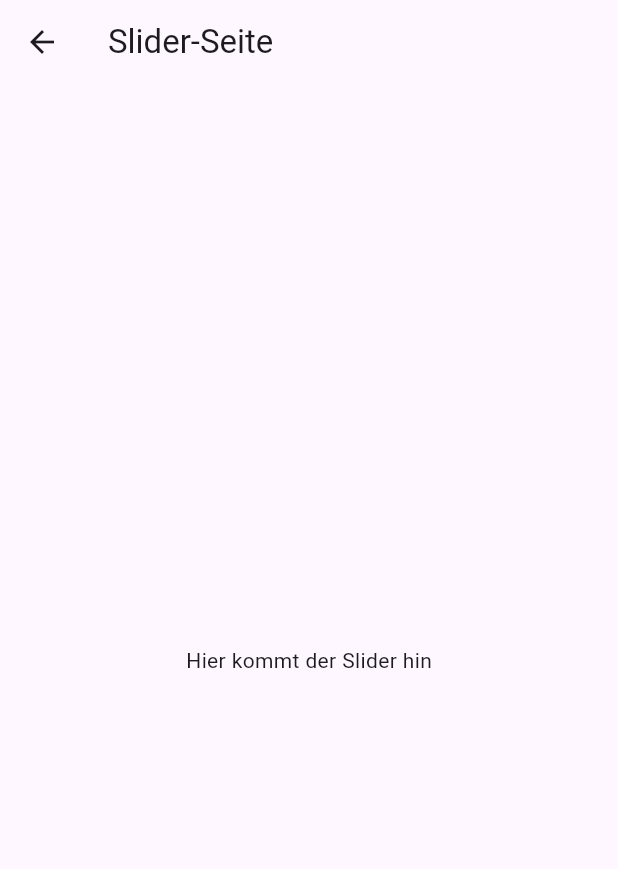
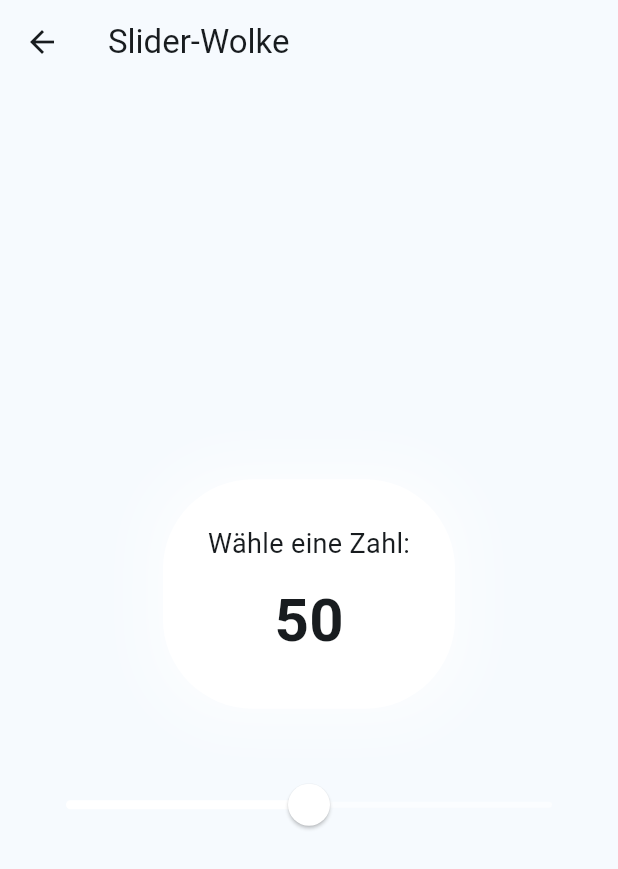
Before and after one commit to fatmaipk/portfolio_5568020, a Flutter app: the screen it shows after launch, after a tap on "Slider-Seite", on a phone screen of 412 x 824 dp. Shown: the top 869 px of the screen. Run offline on Flutter 3.47's test engine with Material 3 defaults, Android fonts, the light colour scheme and no system bars.

Commit message:
Arbeit bis heute gespeichert

```diff
--- a/lib/main.dart
+++ b/lib/main.dart
@@ -18,7 +18,8 @@
       debugShowCheckedModeBanner: false,
       title: 'Portfolio von Fatma',
       theme: ThemeData(
-        colorScheme: ColorScheme.fromSeed(seedColor: Colors.deepPurple),
+        colorScheme: ColorScheme.fromSeed(seedColor: Colors.lightBlueAccent),
+        useMaterial3: true,
       ),
       home: const HomePage(),
       routes: {
--- a/lib/pages/home_page.dart
+++ b/lib/pages/home_page.dart
@@ -6,7 +6,12 @@ class HomePage extends StatelessWidget {
   @override
   Widget build(BuildContext context) {
     return Scaffold(
-      appBar: AppBar(title: const Text('Willkommen im Portfolio von Fatma')),
+      backgroundColor: Colors.lightBlueAccent, // <-- HIER eingefügt
+      appBar: AppBar(
+        title: const Text('Willkommen im Portfolio von Fatma'),
+        backgroundColor: Colors.lightBlueAccent,
+        elevation: 0,
+      ),
       body: ListView(
         children: [
           ListTile(
--- a/lib/pages/settings_page.dart
+++ b/lib/pages/settings_page.dart
@@ -6,8 +6,18 @@ class SettingsPage extends StatelessWidget {
   @override
   Widget build(BuildContext context) {
     return Scaffold(
-      appBar: AppBar(title: const Text('Einstellungen')),
-      body: const Center(child: Text('Hier kommen Checkboxen und Switches hin')),
+      backgroundColor: Colors.lightBlueAccent, // hellblauer Hintergrund
+      appBar: AppBar(
+        title: const Text('Einstellungen'),
+        backgroundColor: Colors.lightBlueAccent, // AppBar auch blau
+        elevation: 0,
+      ),
+      body: const Center(
+        child: Text(
+          'Hier kommen die Einstellungen hin',
+          style: TextStyle(fontSize: 18, color: Colors.white),
+        ),
+      ),
     );
   }
 }
--- a/lib/pages/slider_page.dart
+++ b/lib/pages/slider_page.dart
@@ -1,13 +1,84 @@
 import 'package:flutter/material.dart';
 
-class SliderPage extends StatelessWidget {
+class SliderPage extends StatefulWidget {
   const SliderPage({super.key});
+
+  @override
+  State<SliderPage> createState() => _SliderPageState();
+}
+
+class _SliderPageState extends State<SliderPage> {
+  double _value = 50;
 
   @override
   Widget build(BuildContext context) {
     return Scaffold(
-      appBar: AppBar(title: const Text('Slider-Seite')),
-      body: const Center(child: Text('Hier kommt der Slider hin')),
+      appBar: AppBar(
+        title: const Text('Slider-Wolke'),
+        leading: IconButton(
+          icon: const Icon(Icons.arrow_back),
+          onPressed: () => Navigator.pop(context),
+        ),
+      ),
+      body: Container(
+        width: double.infinity,
+        padding: const EdgeInsets.symmetric(horizontal: 20),
+        child: Column(
+          mainAxisAlignment: MainAxisAlignment.center,
+          children: [
+            // 🎈 Wolke für die Zahl
+            Container(
+              padding: const EdgeInsets.all(30),
+              decoration: BoxDecoration(
+                color: Colors.white,
+                borderRadius: BorderRadius.circular(60),
+                boxShadow: [
+                  BoxShadow(
+                    color: Colors.white.withOpacity(0.6),
+                    blurRadius: 30,
+                    spreadRadius: 10,
+                  ),
+                ],
+              ),
+              child: Column(
+                children: [
+                  const Text(
+                    'Wähle eine Zahl:',
+                    style: TextStyle(fontSize: 18),
+                  ),
+                  const SizedBox(height: 10),
+                  Text(
+                    _value.toInt().toString(),
+                    style: const TextStyle(fontSize: 40, fontWeight: FontWeight.bold),
+                  ),
+                ],
+              ),
+            ),
+            const SizedBox(height: 40),
+            // 🌫 Wolken-Slider
+            SliderTheme(
+              data: SliderTheme.of(context).copyWith(
+                activeTrackColor: Colors.white,
+                inactiveTrackColor: Colors.white54,
+                thumbColor: Colors.white,
+                overlayColor: Colors.white.withOpacity(0.3),
+                thumbShape: const RoundSliderThumbShape(enabledThumbRadius: 14),
+              ),
+              child: Slider(
+                min: 0,
+                max: 100,
+                divisions: 100,
+                value: _value,
+                onChanged: (newValue) {
+                  setState(() {
+                    _value = newValue;
+                  });
+                },
+              ),
+            ),
+          ],
+        ),
+      ),
     );
   }
 }
```
Also changed, not shown: pubspec.yaml (+4 -4 lines), assets/images/Blumen.jpg (added).
